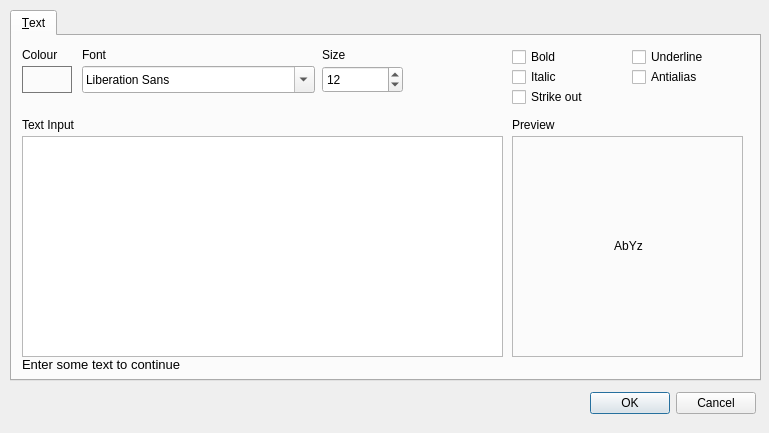
This is src/dialogs/textdialog.ui in PhotoFlare/photoflare as Qt 5 draws it before an edit. The edited form follows.
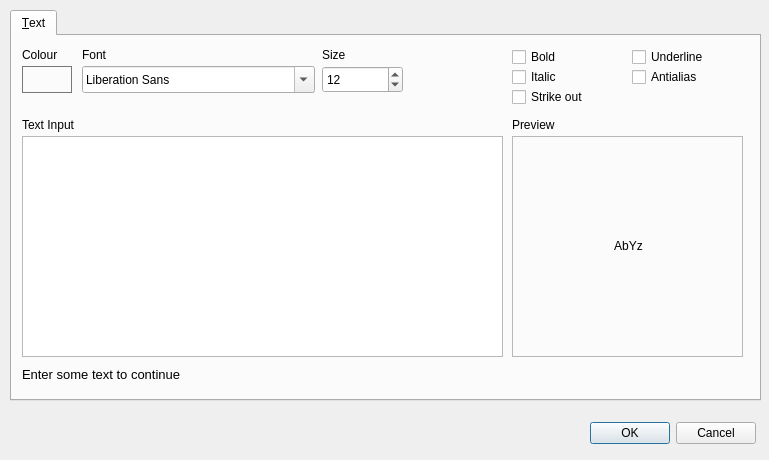
This is the edited form. Icons and pictures are not drawn.

```diff
--- a/src/dialogs/textdialog.ui
+++ b/src/dialogs/textdialog.ui
@@ -10,7 +10,7 @@
     <x>0</x>
     <y>0</y>
     <width>769</width>
-    <height>433</height>
+    <height>460</height>
    </rect>
   </property>
   <property name="windowTitle">
@@ -25,7 +25,7 @@
      <x>10</x>
      <y>10</y>
      <width>751</width>
-     <height>371</height>
+     <height>391</height>
     </rect>
    </property>
    <property name="currentIndex">
@@ -163,7 +163,7 @@
       <rect>
        <x>500</x>
        <y>10</y>
-       <width>97</width>
+       <width>111</width>
        <height>22</height>
       </rect>
      </property>
@@ -176,7 +176,7 @@
       <rect>
        <x>500</x>
        <y>30</y>
-       <width>97</width>
+       <width>111</width>
        <height>22</height>
       </rect>
      </property>
@@ -202,7 +202,7 @@
       <rect>
        <x>620</x>
        <y>10</y>
-       <width>97</width>
+       <width>121</width>
        <height>22</height>
       </rect>
      </property>
@@ -250,7 +250,7 @@
       <rect>
        <x>620</x>
        <y>30</y>
-       <width>96</width>
+       <width>121</width>
        <height>22</height>
       </rect>
      </property>
@@ -262,8 +262,8 @@
      <property name="geometry">
       <rect>
        <x>10</x>
-       <y>320</y>
-       <width>201</width>
+       <y>330</y>
+       <width>221</width>
        <height>17</height>
       </rect>
      </property>
@@ -355,7 +355,7 @@
    <property name="geometry">
     <rect>
      <x>580</x>
-     <y>390</y>
+     <y>420</y>
      <width>176</width>
      <height>27</height>
     </rect>
```
